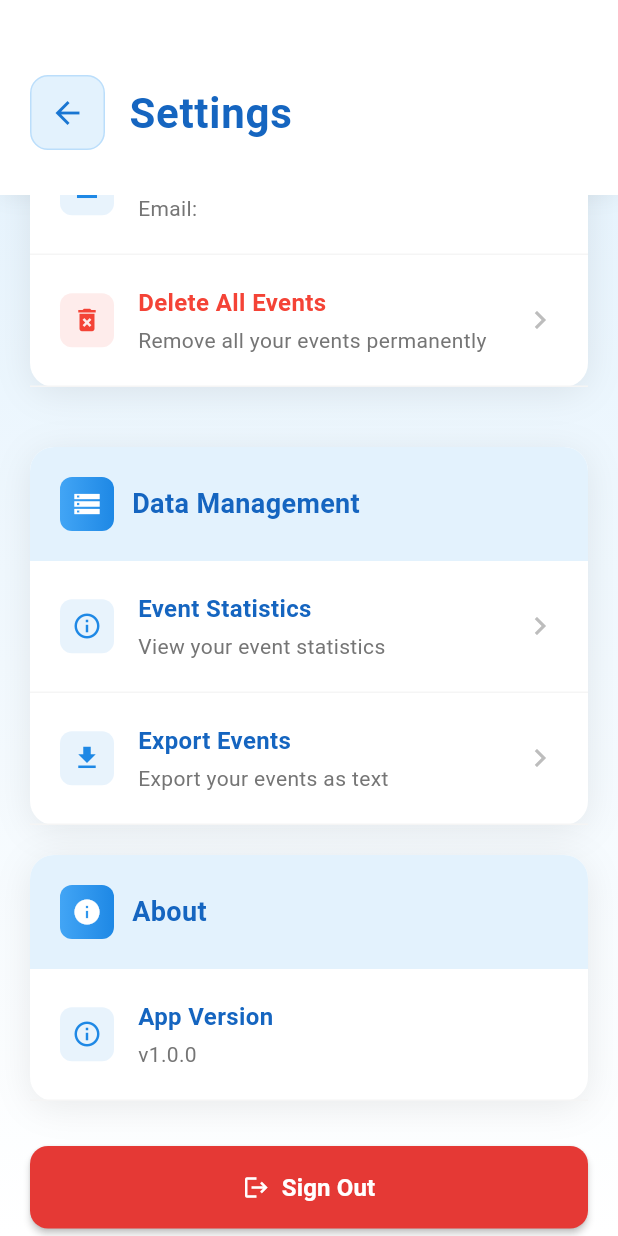
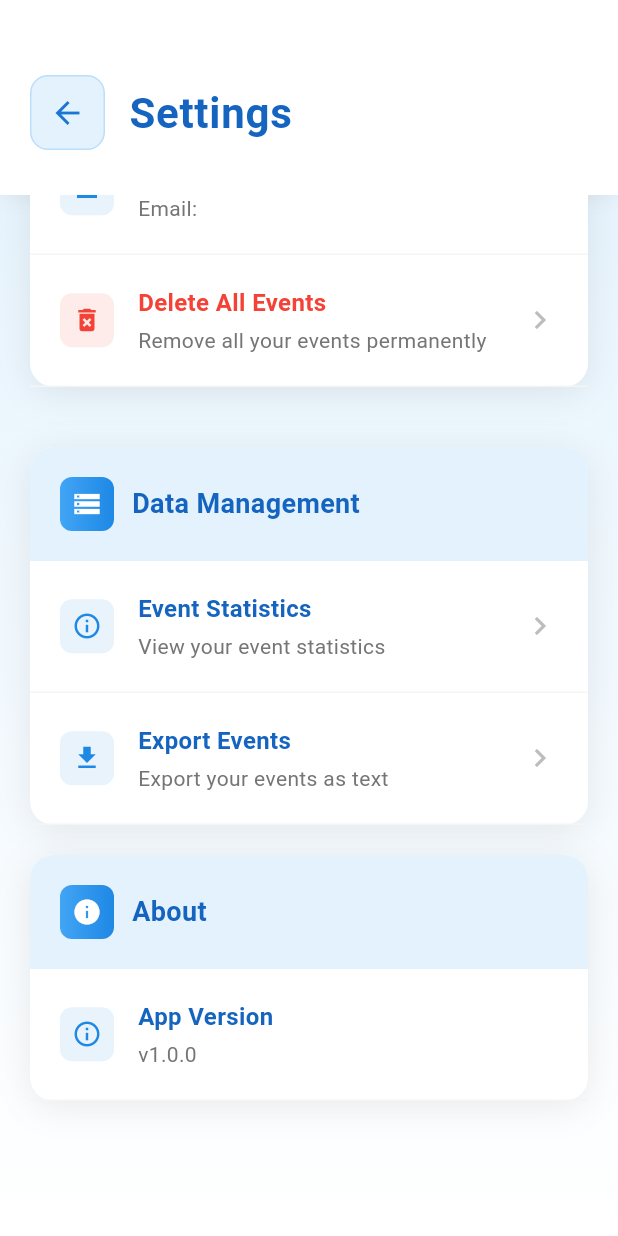
Before and after one commit to tahaben401/mobile-app, a Flutter app: the SettingsScreen screen opened directly with empty values, scrolled down 144 dp, on a phone screen of 412 x 824 dp. Run offline on Flutter 3.47's test engine with Material 3 defaults, Android fonts, the phone set to English and light mode, and no system bars; our stand-ins replace sqflite, table_calendar; missing offline and left inert: dart:ffi; accounts and stored records are empty.

Commit message:
pre-final push 2

```diff
--- a/lib/screens/settings_screen.dart
+++ b/lib/screens/settings_screen.dart
@@ -159,33 +159,8 @@ class _SettingsScreenState extends State<SettingsScreen> {
 
                     SizedBox(height: 30),
 
-                    // Logout Button
-                    Container(
-                      width: double.infinity,
-                      child: ElevatedButton.icon(
-                        onPressed: () => _showLogoutDialog(),
-                        icon: Icon(
-                          Icons.logout,
-                          color: Colors.white,
-                        ),
-                        label: Text(
-                          'Sign Out',
-                          style: TextStyle(
-                            color: Colors.white,
-                            fontWeight: FontWeight.w600,
-                            fontSize: 16,
-                          ),
-                        ),
-                        style: ElevatedButton.styleFrom(
-                          backgroundColor: Colors.red.shade600,
-                          padding: EdgeInsets.symmetric(vertical: 16),
-                          shape: RoundedRectangleBorder(
-                            borderRadius: BorderRadius.circular(12),
-                          ),
-                          elevation: 2,
-                        ),
-                      ),
-                    ),
+
+
 
                     SizedBox(height: 40),
                   ],
@@ -621,28 +596,5 @@ class _SettingsScreenState extends State<SettingsScreen> {
     }
   }
 
-  void _showLogoutDialog() {
-    showDialog(
-      context: context,
-      builder: (context) => AlertDialog(
-        title: Text('Sign Out'),
-        content: Text('Are you sure you want to sign out?'),
-        actions: [
-          TextButton(
-            onPressed: () => Navigator.pop(context),
-            child: Text('Cancel'),
-          ),
-          ElevatedButton(
-            onPressed: () {
-              Navigator.pop(context);
-              // Navigate back to login screen
-              Navigator.of(context).popUntil((route) => route.isFirst);
-            },
-            style: ElevatedButton.styleFrom(backgroundColor: Colors.red),
-            child: Text('Sign Out', style: TextStyle(color: Colors.white)),
-          ),
-        ],
-      ),
-    );
-  }
+
 }
```
